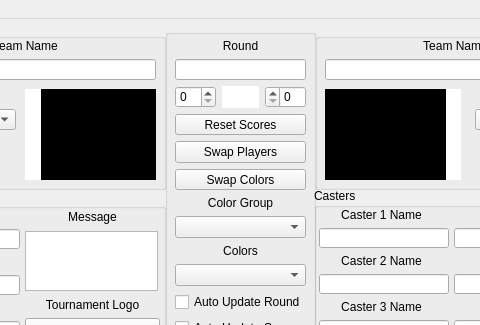
Old version of the form mainwindow.ui in the repository guigas7/StreamAssistant; both pictures show x 125 to 605 and y 0 to 325 of the 1326 by 754 pixel window.
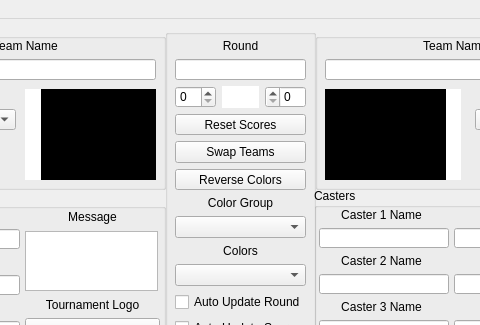
New version of the form.

Patch:
```diff
--- a/mainwindow.ui
+++ b/mainwindow.ui
@@ -343,14 +343,14 @@
       <item>
        <widget class="QPushButton" name="SwapPlayersButton">
         <property name="text">
-         <string>Swap Players</string>
+         <string>Swap Teams</string>
         </property>
        </widget>
       </item>
       <item>
        <widget class="QPushButton" name="SwapColorsButton">
         <property name="text">
-         <string>Swap Colors</string>
+         <string>Reverse Colors</string>
         </property>
        </widget>
       </item>
```
Left out of the diff: 65 changed lines with no effect on the pictures.
